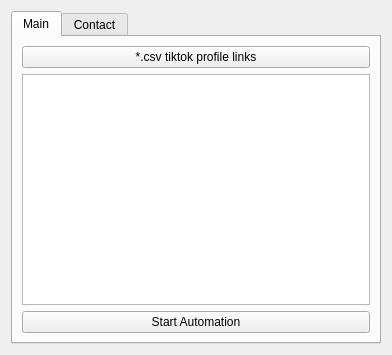
Above: main/python/app.ui from yashinshekh/src before the change. Below: the same form after it.
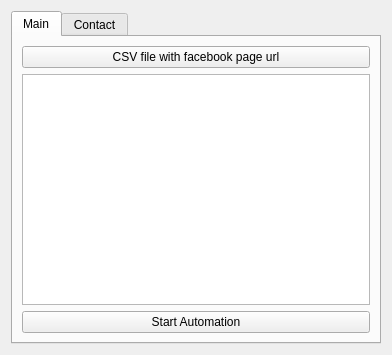
That is the form after the change.

Diff of the .ui file:
```diff
--- a/main/python/app.ui
+++ b/main/python/app.ui
@@ -29,7 +29,7 @@
          <item>
           <widget class="QPushButton" name="pushButton">
            <property name="text">
-            <string>*.csv tiktok profile links</string>
+            <string>CSV file with facebook page url</string>
            </property>
           </widget>
          </item>
```
Left out of the diff: 5 changed lines with no effect on the pictures.
